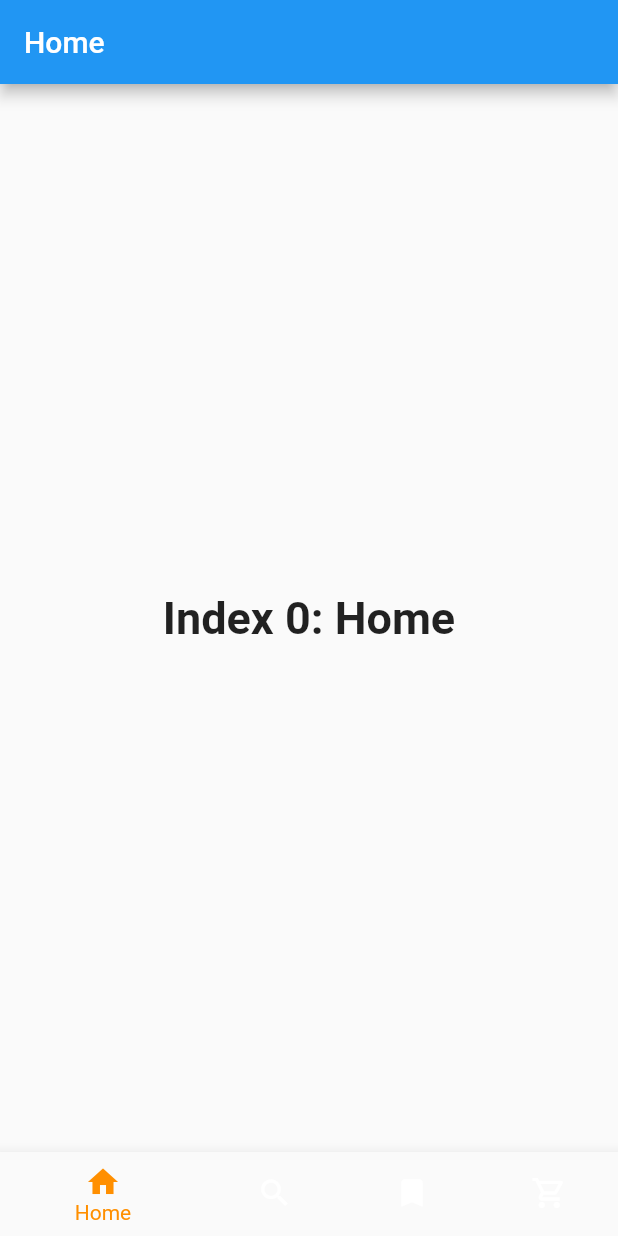
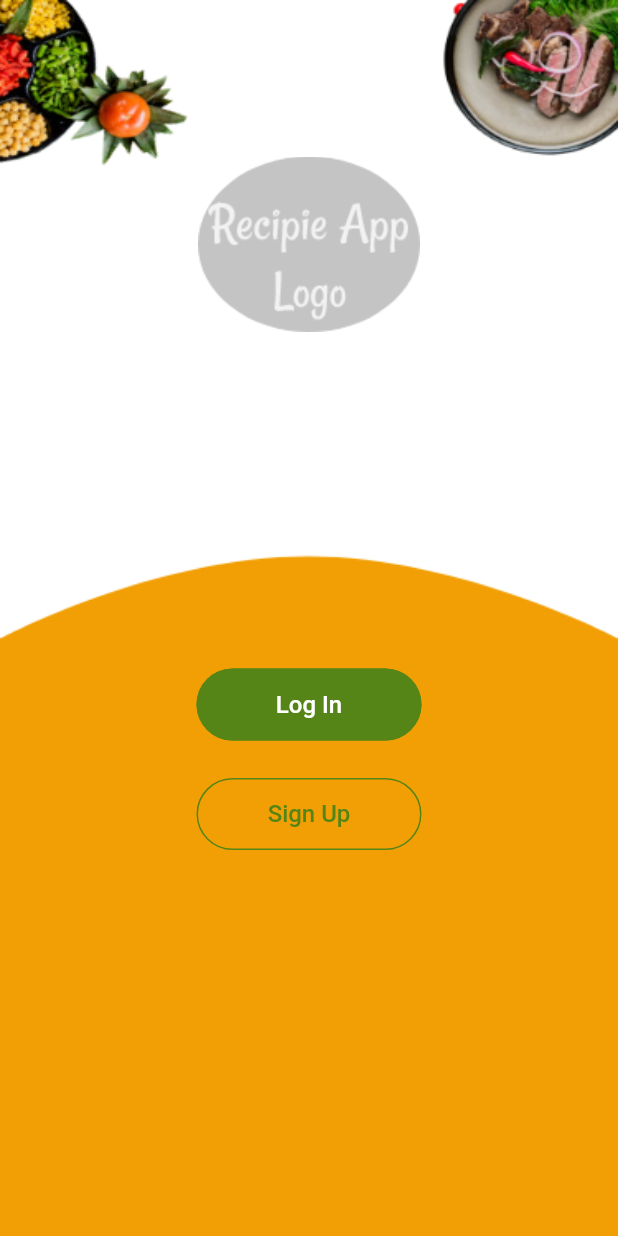
Before and after one commit to shahrukhktk/Recipe-Flutter-App-UI, a Flutter app: the screen it shows after launch, on a phone screen of 412 x 824 dp. Run offline on Flutter 3.47's test engine with Material 2 defaults, Android fonts, the phone set to English and light mode, and no system bars.

Commit message:
INIT COMMIT 1. Auth Main Screen Done

```diff
--- /dev/null
+++ b/lib/Authentication/getstarted.dart
@@ -0,0 +1,89 @@
+import 'package:flutter/material.dart';
+import 'package:recipe/AppAssets/app_assets.dart';
+
+class MainAuthScreen extends StatelessWidget {
+
+  @override
+  Widget build(BuildContext context) {
+    return MaterialApp(
+      debugShowCheckedModeBanner: false,
+
+      home: Container(
+        decoration: BoxDecoration(
+          image: DecorationImage(
+            image: AssetImage('images/background.png'), fit: BoxFit.fill,
+          ),
+        ),
+        child: GetStartedScreen(),
+      ),
+    );
+  }
+}
+
+class GetStartedScreen extends StatefulWidget {
+  @override
+  _GetStartedScreenState createState() => _GetStartedScreenState();
+}
+
+class _GetStartedScreenState extends State<GetStartedScreen> {
+  @override
+  Widget build(BuildContext context) {
+    return Scaffold(
+      backgroundColor: Colors.transparent,
+      body: ListView(
+        children: [
+
+          Image(
+            image: AssetImage('images/logo.png'),
+          ),
+
+          Padding(
+            padding: const EdgeInsets.only(top: 120.0, right: 20, left: 20),
+            child: Center(
+              child: FlatButton(
+                height: 48,
+                minWidth: 150,
+                shape: RoundedRectangleBorder(
+                    borderRadius: BorderRadius.circular(25.0),
+                    side: BorderSide(color: AppColors.accentcolor)),
+                color: AppColors.accentcolor,
+                textColor: Colors.white,
+                padding: EdgeInsets.all(8.0),
+                onPressed: () {},
+                child: Text(
+                  "Log In",
+                  style: TextStyle(
+                      fontSize: 16.0, fontFamily: 'Roboto'
+                  ),
+                ),
+              ),
+            ),
+          ),
+
+          Padding(
+            padding: const EdgeInsets.only(top: 25.0, bottom: 50, right: 20, left: 20),
+            child: Center(
+              child: FlatButton(
+                height: 48,
+                  minWidth: 150,
+                  shape: RoundedRectangleBorder(
+                      borderRadius: BorderRadius.circular(25.0),
+                      side: BorderSide(color: AppColors.accentcolor)),
+                  color: Colors.transparent,
+                  textColor: AppColors.accentcolor,
+                  padding: EdgeInsets.all(8.0),
+                  onPressed: () {},
+                  child: Text(
+                    "Sign Up",
+                    style: TextStyle(
+                      fontSize: 16.0, fontFamily: 'Roboto'
+                    ),
+                  ),
+              ),
+            ),
+          ),
+        ],
+      ),
+    );
+  }
+}
--- a/lib/MainScreens/bottomnav.dart
+++ b/lib/MainScreens/bottomnav.dart
@@ -1,26 +1,26 @@
 import 'package:flutter/material.dart';
 
-/// This is the main application widget.
+// This is the main application widget.
 class HomeScreen extends StatelessWidget {
 
   @override
   Widget build(BuildContext context) {
     return MaterialApp(
-      home: MyStatefulWidget(),
+      home: BottomNavScreen(),
     );
   }
 }
 
 /// This is the stateful widget that the main application instantiates.
-class MyStatefulWidget extends StatefulWidget {
-  MyStatefulWidget({Key key}) : super(key: key);
+class BottomNavScreen extends StatefulWidget {
+  BottomNavScreen({Key key}) : super(key: key);
 
   @override
-  _MyStatefulWidgetState createState() => _MyStatefulWidgetState();
+  _BottomNavScreenState createState() => _BottomNavScreenState();
 }
 
 /// This is the private State class that goes with MyStatefulWidget.
-class _MyStatefulWidgetState extends State<MyStatefulWidget> {
+class _BottomNavScreenState extends State<BottomNavScreen> {
   int _selectedIndex = 0;
   static const TextStyle optionStyle =
   TextStyle(fontSize: 30, fontWeight: FontWeight.bold);
--- a/lib/main.dart
+++ b/lib/main.dart
@@ -1,6 +1,8 @@
 import 'package:flutter/material.dart';
 import 'package:recipe/AppAssets/app_assets.dart';
 import 'package:recipe/MainScreens/bottomnav.dart';
+
+import 'Authentication/getstarted.dart';
 
 void main() => runApp(new MaterialApp(
   theme: ThemeData(
@@ -9,5 +11,5 @@ void main() => runApp(new MaterialApp(
     fontFamily: "Roboto",
   ),
   debugShowCheckedModeBanner: false,
-  home: HomeScreen(),
+  home: MainAuthScreen(),
 ));
--- a/pubspec.yaml
+++ b/pubspec.yaml
@@ -45,8 +45,9 @@ flutter:
   uses-material-design: true
 
   # To add assets to your application, add an assets section, like this:
-  # assets:
-  #   - images/a_dot_burr.jpeg
+  assets:
+    - images/background.png
+    - images/logo.png
   #   - images/a_dot_ham.jpeg
 
   # An image asset can refer to one or more resolution-specific "variants", see
```
Also changed, not shown: images/background.png (added), images/logo.png (added).
